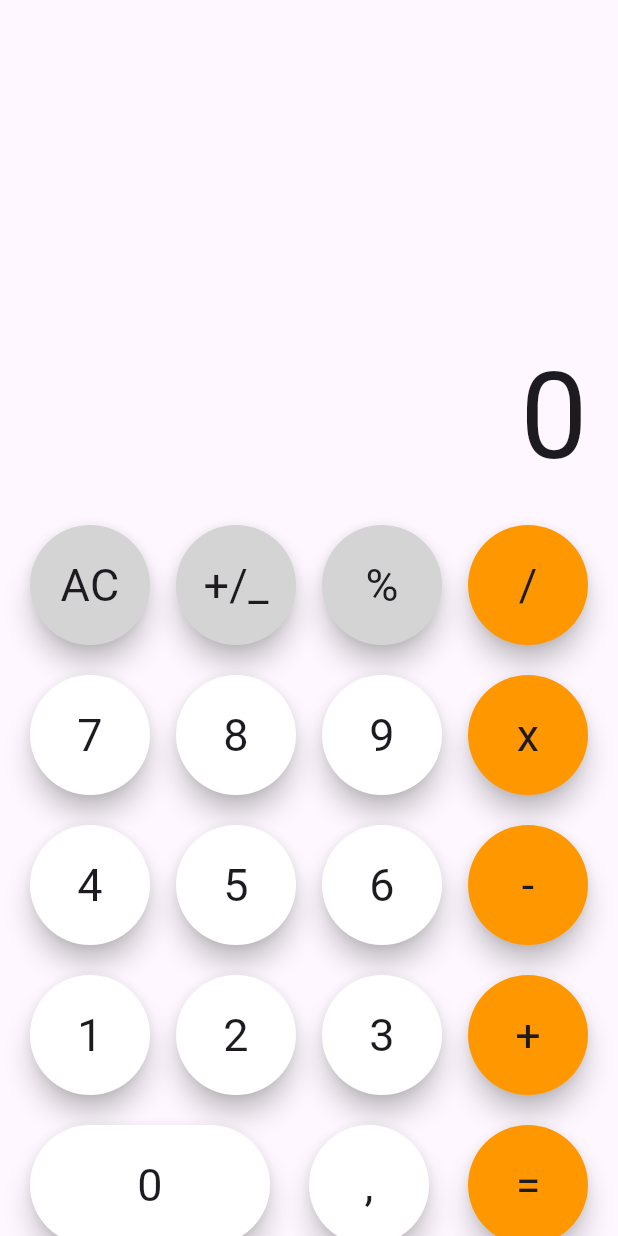
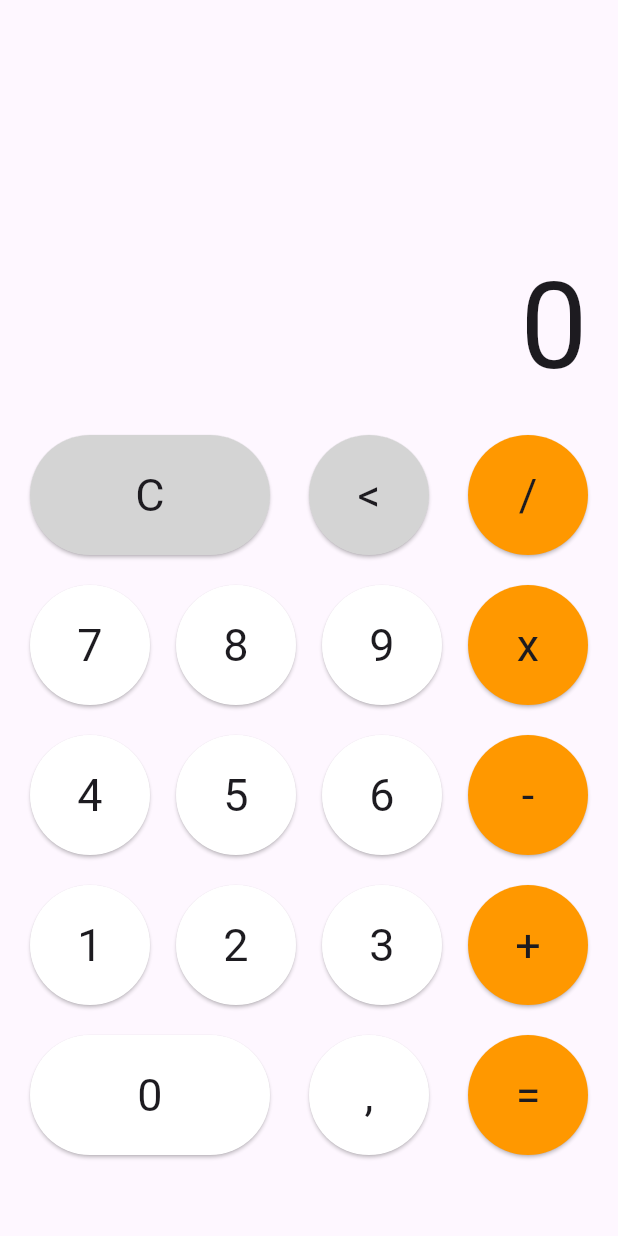
Before and after one commit to thailsonAlmeida/calculadora_flutter, a Flutter app: the screen it shows after launch, on a phone screen of 412 x 824 dp. Run offline on Flutter 3.47's test engine with Material 3 defaults, Android fonts, the phone set to English and light mode, and no system bars.

Commit message:
create widget calculate simple

```diff
--- a/lib/calculator.dart
+++ b/lib/calculator.dart
@@ -13,7 +13,7 @@ class Calculator extends StatelessWidget {
           padding: const EdgeInsets.symmetric(horizontal: 20),
           child: const Column(
             children: <Widget>[
-              SizedBox(height: 220),
+              SizedBox(height: 160),
               Screen(),
               Keyboard(),
             ],
--- /dev/null
+++ b/lib/calculator_basic.dart
@@ -0,0 +1,338 @@
+import 'package:calculadora_flutter/widgets/button_custom.dart';
+import 'package:flutter/material.dart';
+
+class CalculatorBasic extends StatefulWidget {
+  const CalculatorBasic({super.key});
+
+  @override
+  State<CalculatorBasic> createState() => _CalculatorBasicState();
+}
+
+class _CalculatorBasicState extends State<CalculatorBasic> {
+  String screenViewNumber = '0';
+  String messageError = '';
+  List numbersList = [];
+  List simbolList = [];
+
+  setScreen(String number) {
+    setState(() => messageError = '');
+    if (number == '.') {
+      screenViewNumber = screenViewNumber + number;
+    } else if (screenViewNumber == '0') {
+      screenViewNumber = number;
+    } else {
+      screenViewNumber = screenViewNumber + number;
+    }
+    //se depois de apertar = ao pressionar numero, zera a tela
+  }
+
+  controllerOperation(String screenViewNumber, String simbol) {
+    //Conserva o valor da posição 0 do vetor e impede da lista crescer
+    if (double.parse(screenViewNumber) != 0) {
+      numbersList.add(screenViewNumber);
+    }
+    //Conserva o valor da posição 0 do vetor e impede da lista crescer
+    if (simbolList.isNotEmpty) {
+      simbolList.clear();
+    }
+    simbolList.add(simbol);
+  }
+
+  String removeNumberScreen(String screenViewNumber) {
+    int newScreenViewLength = screenViewNumber.length - 1;
+    String newscreenViewNumber = '';
+
+    for (int i = 0; i < newScreenViewLength; i++) {
+      newscreenViewNumber = newscreenViewNumber + screenViewNumber[i];
+    }
+
+    return newscreenViewNumber;
+  }
+
+  String calcOperation(
+      List numbersList, List simbolList, String screenViewNumber) {
+    double resulView;
+
+    if (double.parse(screenViewNumber) == 0 && numbersList.isNotEmpty) {
+      simbolList.clear();
+      return screenViewNumber = numbersList[0];
+    }
+
+    if (simbolList.isNotEmpty) {
+      switch (simbolList[0]) {
+        case '+':
+          resulView =
+              double.parse(numbersList[0]) + double.parse(screenViewNumber);
+          numbersList.clear();
+          simbolList.clear();
+          return resulView.toStringAsFixed(2).toString();
+        case '-':
+          resulView =
+              double.parse(numbersList[0]) - double.parse(screenViewNumber);
+          numbersList.clear();
+          simbolList.clear();
+          return resulView.toStringAsFixed(2).toString();
+        case '*':
+          resulView =
+              double.parse(numbersList[0]) * double.parse(screenViewNumber);
+          numbersList.clear();
+          simbolList.clear();
+          return resulView.toStringAsFixed(2).toString();
+        case '/':
+          if (double.parse(screenViewNumber) == 0) {
+            return messageError = 'Não é possivel dividir por 0';
+          } else if (numbersList.isEmpty) {
+            return screenViewNumber = '0';
+          } else {
+            resulView =
+                double.parse(numbersList[0]) / double.parse(screenViewNumber);
+            numbersList.clear();
+            simbolList.clear();
+            return resulView.toStringAsFixed(2).toString();
+          }
+      }
+    }
+    return screenViewNumber;
+  }
+
+  @override
+  Widget build(BuildContext context) {
+    return MaterialApp(
+      home: Material(
+        child: Container(
+          padding: const EdgeInsets.symmetric(horizontal: 20),
+          child: Column(
+            children: <Widget>[
+              const SizedBox(height: 100),
+              SizedBox(
+                width: double.infinity,
+                height: 60,
+                child: Text(
+                  messageError, //deixar texto responsivo no screen
+                  textAlign: TextAlign.right,
+                  style: const TextStyle(
+                    fontSize: 20,
+                  ),
+                ),
+              ),
+              //sreen
+              SizedBox(
+                width: double.infinity,
+                height: 110,
+                child: Text(
+                  screenViewNumber, //deixar texto responsivo no screen
+                  textAlign: TextAlign.right,
+                  style: const TextStyle(fontSize: 80),
+                ),
+              ),
+
+              //keyboard
+              Column(
+                mainAxisAlignment: MainAxisAlignment.spaceBetween,
+                children: [
+                  const SizedBox(height: 20),
+                  Row(
+                    mainAxisAlignment: MainAxisAlignment.spaceBetween,
+                    children: <Widget>[
+                      ButtonCustom(
+                        text: 'C',
+                        color: const Color.fromARGB(255, 212, 212, 212),
+                        onTap: () {
+                          setState(() {
+                            screenViewNumber = '0';
+                            messageError = '';
+                            numbersList.clear();
+                            simbolList.clear();
+                          });
+                        },
+                        width: 160,
+                      ),
+                      ButtonCustom(
+                        text: '<',
+                        color: const Color.fromARGB(255, 212, 212, 212),
+                        onTap: () {
+                          setState(() {
+                            screenViewNumber =
+                                removeNumberScreen(screenViewNumber);
+                          });
+                        },
+                      ),
+                      ButtonCustom(
+                        text: '/',
+                        color: Colors.orange,
+                        onTap: () {
+                          controllerOperation(screenViewNumber, '/');
+                          screenViewNumber = '0';
+                          print(numbersList);
+                          print(simbolList);
+                          print(screenViewNumber);
+                        },
+                      ),
+                    ],
+                  ),
+                  const SizedBox(height: 20),
+                  Row(
+                    mainAxisAlignment: MainAxisAlignment.spaceBetween,
+                    children: <Widget>[
+                      ButtonCustom(
+                        text: '7',
+                        onTap: () {
+                          setState(() {
+                            setScreen('7');
+                          });
+                        },
+                      ),
+                      ButtonCustom(
+                        text: '8',
+                        onTap: () {
+                          setState(() {
+                            setScreen('8');
+                          });
+                        },
+                      ),
+                      ButtonCustom(
+                        text: '9',
+                        onTap: () {
+                          setState(() {
+                            setScreen('9');
+                          });
+                        },
+                      ),
+                      ButtonCustom(
+                        text: 'x',
+                        color: Colors.orange,
+                        onTap: () {
+                          setState(() {
+                            controllerOperation(screenViewNumber, '*');
+                            screenViewNumber = '0';
+                          });
+                        },
+                      ),
+                    ],
+                  ),
+                  const SizedBox(height: 20),
+                  Row(
+                    mainAxisAlignment: MainAxisAlignment.spaceBetween,
+                    children: <Widget>[
+                      ButtonCustom(
+                        text: '4',
+                        onTap: () {
+                          setState(() {
+                            setScreen('4');
+                          });
+                        },
+                      ),
+                      ButtonCustom(
+                        text: '5',
+                        onTap: () {
+                          setState(() {
+                            setScreen('5');
+                          });
+                        },
+                      ),
+                      ButtonCustom(
+                        text: '6',
+                        onTap: () {
+                          setState(() {
+                            setScreen('6');
+                          });
+                        },
+                      ),
+                      ButtonCustom(
+                        text: '-',
+                        color: Colors.orange,
+                        onTap: () {
+                          setState(() {
+                            controllerOperation(screenViewNumber, '-');
+                            screenViewNumber = '0';
+                          });
+                        },
+                      ),
+                    ],
+                  ),
+                  const SizedBox(height: 20),
+                  Row(
+                    mainAxisAlignment: MainAxisAlignment.spaceBetween,
+                    children: <Widget>[
+                      ButtonCustom(
+                        text: '1',
+                        onTap: () {
+                          setState(() {
+                            setScreen('1');
+                          });
+                        },
+                      ),
+                      ButtonCustom(
+                        text: '2',
+                        onTap: () {
+                          setState(() {
+                            setScreen('2');
+                          });
+                        },
+                      ),
+                      ButtonCustom(
+                        text: '3',
+                        onTap: () {
+                          setState(() {
+                            setScreen('3');
+                          });
+                        },
+                      ),
+                      ButtonCustom(
+                        text: '+',
+                        color: Colors.orange,
+                        onTap: () {
+                          setState(() {
+                            controllerOperation(screenViewNumber, '+');
+                            screenViewNumber = '0';
+                          });
+                        },
+                      ),
+                    ],
+                  ),
+                  const SizedBox(height: 20),
+                  Row(
+                    mainAxisAlignment: MainAxisAlignment.spaceBetween,
+                    children: <Widget>[
+                      ButtonCustom(
+                        text: '0',
+                        width: 160,
+                        onTap: () {
+                          setState(() {
+                            setScreen('0');
+                          });
+                        },
+                      ),
+                      ButtonCustom(
+                        text: ',',
+                        onTap: () {
+                          setState(() {
+                            setScreen('.');
+                          });
+                        },
+                      ),
+                      ButtonCustom(
+                        text: '=',
+                        color: Colors.orange,
+                        onTap: () {
+                          setState(() {
+                            screenViewNumber = calcOperation(
+                                numbersList, simbolList, screenViewNumber);
+                            print(numbersList);
+                            print(simbolList);
+                            print(screenViewNumber);
+                          });
+                        },
+                      ),
+                    ],
+                  ),
+                  const SizedBox(height: 20),
+                ],
+              )
+            ],
+          ),
+        ),
+      ),
+    );
+  }
+}
--- a/lib/main.dart
+++ b/lib/main.dart
@@ -1,6 +1,6 @@
-import 'package:calculadora_flutter/calculator.dart';
+import 'package:calculadora_flutter/calculator_basic.dart';
 import 'package:flutter/material.dart';
 
 void main() {
-  runApp(const Calculator());
+  runApp(const CalculatorBasic());
 }
--- a/lib/screen.dart
+++ b/lib/screen.dart
@@ -4,18 +4,17 @@ class Screen extends StatefulWidget {
   const Screen({super.key});
 
   @override
-  State<Screen> createState() => _ScreenState();
+  State<Screen> createState() => ScreenState();
 }
 
-class _ScreenState extends State<Screen> {
+class ScreenState extends State<Screen> {
   @override
   Widget build(BuildContext context) {
     return const SizedBox(
       width: double.infinity,
       height: 110,
-      //decoration: const BoxDecoration(color: Colors.green),
       child: Text(
-        '0', //deixar texto responsivo no screen
+        '3', //deixar texto responsivo no screen
         textAlign: TextAlign.right,
         style: TextStyle(fontSize: 80),
       ),
--- a/lib/widgets/button_custom.dart
+++ b/lib/widgets/button_custom.dart
@@ -19,7 +19,7 @@ class ButtonCustom extends StatelessWidget {
   Widget build(BuildContext context) {
     return Material(
       color: color,
-      elevation: 7,
+      elevation: 1,
       borderRadius: BorderRadius.circular(50),
       child: InkWell(
         borderRadius: BorderRadius.circular(50),
```
Also changed, not shown: lib/keyboard.dart (+11 -2 lines).
